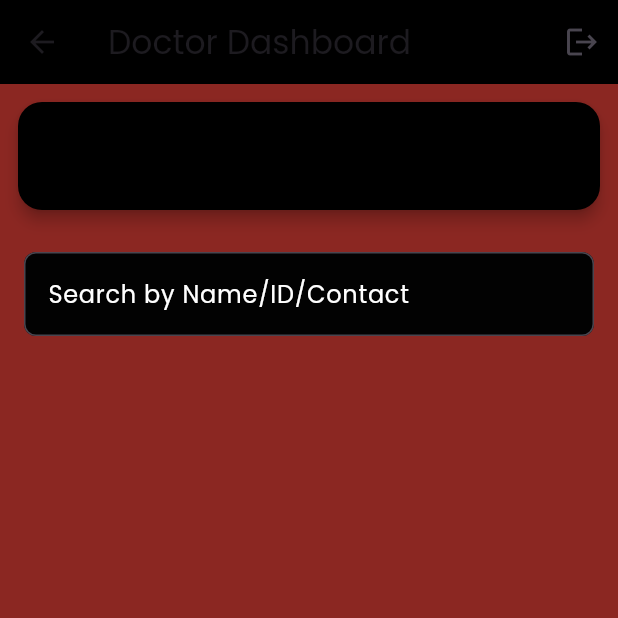
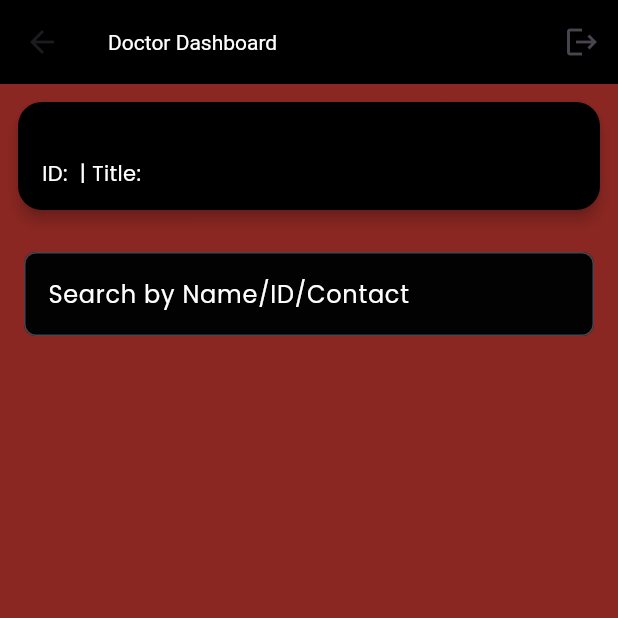
Before and after one commit to ahmxd97/patient_tracker, a Flutter app: the DoctorDashboard screen opened by its route, on a phone screen of 412 x 824 dp, the top half of it. Run offline on Flutter 3.47's test engine with Material 3 defaults, Android fonts, the light colour scheme and no system bars; our stand-ins replace go_router, google_fonts, pdf, printing, sqflite; accounts and stored records are empty.

Commit message:
white added to admindashboard tile

```diff
--- /dev/null
+++ b/devtools_options.yaml
@@ -0,0 +1,3 @@
+description: This file stores settings for Dart & Flutter DevTools.
+documentation: https://docs.flutter.dev/tools/devtools/extensions#configure-extension-enablement-states
+extensions:
--- a/lib/screens/add_patient_screen.dart
+++ b/lib/screens/add_patient_screen.dart
@@ -28,6 +28,7 @@
     return Scaffold(
       appBar: AppBar(
         title: const Text('Add Patient'),
+        titleTextStyle: const TextStyle(color: Colors.white),
         leading: IconButton(
           icon: const Icon(Icons.arrow_back),
           onPressed: () => context.go('/admin'),
--- a/lib/screens/admin_dashboard.dart
+++ b/lib/screens/admin_dashboard.dart
@@ -75,6 +75,7 @@
     return Scaffold(
       appBar: AppBar(
         title: const Text('Admin Dashboard'),
+        titleTextStyle: const TextStyle(color: Colors.white),
         leading: IconButton(
           icon: const Icon(Icons.arrow_back),
           onPressed: () => context.go('/'),
--- a/lib/screens/doctor_dashboard.dart
+++ b/lib/screens/doctor_dashboard.dart
@@ -50,6 +50,7 @@
     return Scaffold(
       appBar: AppBar(
         title: const Text('Doctor Dashboard'),
+        titleTextStyle: const TextStyle(color: Colors.white),
         leading: IconButton(
           icon: const Icon(Icons.arrow_back),
           onPressed: () => context.go('/'),
@@ -71,10 +72,10 @@
             child: Card(
               child: ListTile(
                 title: Text(auth.userName ?? '',
-                    style: const TextStyle(color: Colors.black)),
+                    style: const TextStyle(color: Colors.white)),
                 subtitle: Text(
                     'ID: ${auth.userId ?? ''} | Title: ${auth.userTitle ?? ''}',
-                    style: const TextStyle(color: Colors.black)),
+                    style: const TextStyle(color: Colors.white)),
               ),
             ),
           ),
--- a/lib/screens/edit_patient_screen.dart
+++ b/lib/screens/edit_patient_screen.dart
@@ -48,6 +48,7 @@
     return Scaffold(
       appBar: AppBar(
         title: const Text('Edit Patient'),
+        titleTextStyle: const TextStyle(color: Colors.white),
         leading: IconButton(
           icon: const Icon(Icons.arrow_back),
           onPressed: () => context.go('/admin'),
--- a/lib/screens/patient_details_screen.dart
+++ b/lib/screens/patient_details_screen.dart
@@ -38,6 +38,7 @@
     return Scaffold(
       appBar: AppBar(
         title: Text(widget.patient.name),
+        titleTextStyle: const TextStyle(color: Colors.white),
         leading: IconButton(
           icon: const Icon(Icons.arrow_back),
           onPressed: () => context.go('/doctor'),
```
